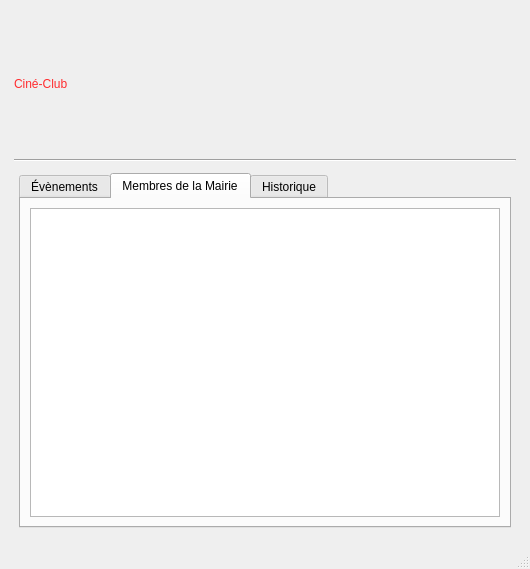
This is UI/UIs/admin_window.ui in CGHoussem/CinemaClubEventsManagement as Qt 5 draws it before an edit. The edited form follows.
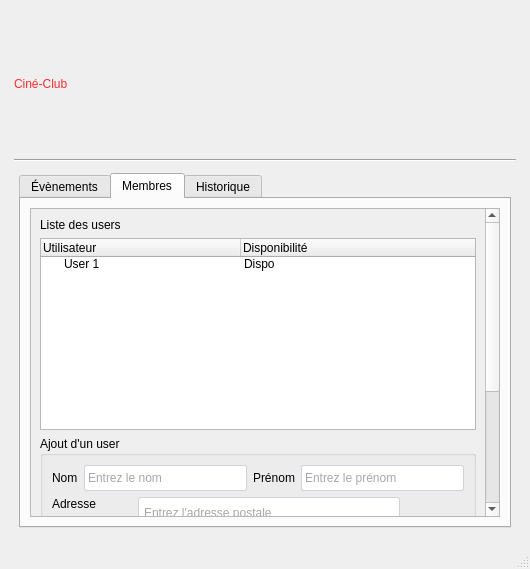
This is the edited form. The open tabs and pages were chosen to show the change.

```diff
--- a/UI/UIs/admin_window.ui
+++ b/UI/UIs/admin_window.ui
@@ -44,7 +44,7 @@
 	background-color: #138496;
 	border-color: #117a8b;
 }
-QLineEdit {
+QLineEdit, QPlainTextEdit {
 	color: #495057;
 	background-color: #fff;
 	border: 1px solid #ced4da;
@@ -199,11 +199,275 @@
           </widget>
           <widget class="QWidget" name="staff_tab">
            <attribute name="title">
-            <string>Membres de la Mairie</string>
+            <string>Membres</string>
            </attribute>
            <layout class="QGridLayout" name="gridLayout">
             <item row="0" column="0">
-             <widget class="QTableWidget" name="tableWidget"/>
+             <widget class="QScrollArea" name="scrollArea">
+              <property name="widgetResizable">
+               <bool>true</bool>
+              </property>
+              <widget class="QWidget" name="scrollAreaWidgetContents">
+               <property name="geometry">
+                <rect>
+                 <x>0</x>
+                 <y>0</y>
+                 <width>449</width>
+                 <height>499</height>
+                </rect>
+               </property>
+               <property name="sizePolicy">
+                <sizepolicy hsizetype="Preferred" vsizetype="Fixed">
+                 <horstretch>0</horstretch>
+                 <verstretch>0</verstretch>
+                </sizepolicy>
+               </property>
+               <layout class="QVBoxLayout" name="verticalLayout">
+                <item alignment="Qt::AlignTop">
+                 <widget class="QLabel" name="liste_membres_label">
+                  <property name="text">
+                   <string>Liste des users</string>
+                  </property>
+                  <property name="buddy">
+                   <cstring>members_tree</cstring>
+                  </property>
+                 </widget>
+                </item>
+                <item>
+                 <widget class="QTreeWidget" name="members_tree">
+                  <property name="animated">
+                   <bool>true</bool>
+                  </property>
+                  <property name="headerHidden">
+                   <bool>false</bool>
+                  </property>
+                  <property name="columnCount">
+                   <number>2</number>
+                  </property>
+                  <attribute name="headerCascadingSectionResizes">
+                   <bool>false</bool>
+                  </attribute>
+                  <attribute name="headerMinimumSectionSize">
+                   <number>150</number>
+                  </attribute>
+                  <attribute name="headerDefaultSectionSize">
+                   <number>200</number>
+                  </attribute>
+                  <attribute name="headerShowSortIndicator" stdset="0">
+                   <bool>true</bool>
+                  </attribute>
+                  <column>
+                   <property name="text">
+                    <string notr="true">Utilisateur</string>
+                   </property>
+                  </column>
+                  <column>
+                   <property name="text">
+                    <string>Disponibilité</string>
+                   </property>
+                  </column>
+                  <item>
+                   <property name="text">
+                    <string>User 1</string>
+                   </property>
+                   <property name="text">
+                    <string>Dispo</string>
+                   </property>
+                  </item>
+                 </widget>
+                </item>
+                <item>
+                 <widget class="QGroupBox" name="add_user_groupbox">
+                  <property name="sizePolicy">
+                   <sizepolicy hsizetype="Preferred" vsizetype="Fixed">
+                    <horstretch>0</horstretch>
+                    <verstretch>0</verstretch>
+                   </sizepolicy>
+                  </property>
+                  <property name="minimumSize">
+                   <size>
+                    <width>0</width>
+                    <height>100</height>
+                   </size>
+                  </property>
+                  <property name="title">
+                   <string>Ajout d'un user</string>
+                  </property>
+                  <layout class="QGridLayout" name="gridLayout_3">
+                   <item row="5" column="0" colspan="3" alignment="Qt::AlignRight">
+                    <widget class="QPushButton" name="add_user_btn">
+                     <property name="sizePolicy">
+                      <sizepolicy hsizetype="Fixed" vsizetype="Fixed">
+                       <horstretch>0</horstretch>
+                       <verstretch>0</verstretch>
+                      </sizepolicy>
+                     </property>
+                     <property name="text">
+                      <string>Ajouter l'utilisateur</string>
+                     </property>
+                    </widget>
+                   </item>
+                   <item row="3" column="0">
+                    <widget class="QLabel" name="user_password_label">
+                     <property name="text">
+                      <string>Mot de passe</string>
+                     </property>
+                     <property name="buddy">
+                      <cstring>user_password_edit</cstring>
+                     </property>
+                    </widget>
+                   </item>
+                   <item row="3" column="2">
+                    <widget class="QPushButton" name="user_password_generate_btn">
+                     <property name="text">
+                      <string>Génerer</string>
+                     </property>
+                    </widget>
+                   </item>
+                   <item row="2" column="1">
+                    <widget class="QLineEdit" name="user_email_edit">
+                     <property name="placeholderText">
+                      <string>Entrez l'adresse email</string>
+                     </property>
+                    </widget>
+                   </item>
+                   <item row="3" column="1">
+                    <widget class="QLineEdit" name="user_password_edit">
+                     <property name="readOnly">
+                      <bool>true</bool>
+                     </property>
+                     <property name="placeholderText">
+                      <string>Générer un mot de passe</string>
+                     </property>
+                    </widget>
+                   </item>
+                   <item row="1" column="1">
+                    <widget class="QPlainTextEdit" name="user_adresse_edit">
+                     <property name="sizePolicy">
+                      <sizepolicy hsizetype="Expanding" vsizetype="Fixed">
+                       <horstretch>0</horstretch>
+                       <verstretch>0</verstretch>
+                      </sizepolicy>
+                     </property>
+                     <property name="maximumSize">
+                      <size>
+                       <width>16777215</width>
+                       <height>75</height>
+                      </size>
+                     </property>
+                     <property name="placeholderText">
+                      <string>Entrez l'adresse postale</string>
+                     </property>
+                    </widget>
+                   </item>
+                   <item row="2" column="0">
+                    <widget class="QLabel" name="user_email_label">
+                     <property name="text">
+                      <string>Adresse e-mail</string>
+                     </property>
+                     <property name="buddy">
+                      <cstring>user_email_edit</cstring>
+                     </property>
+                    </widget>
+                   </item>
+                   <item row="4" column="1">
+                    <widget class="QComboBox" name="user_metier_combox">
+                     <item>
+                      <property name="text">
+                       <string>Membre de la mairie</string>
+                      </property>
+                     </item>
+                     <item>
+                      <property name="text">
+                       <string>Membre du club</string>
+                      </property>
+                     </item>
+                     <item>
+                      <property name="text">
+                       <string>Artiste</string>
+                      </property>
+                     </item>
+                     <item>
+                      <property name="text">
+                       <string>Critique</string>
+                      </property>
+                     </item>
+                     <item>
+                      <property name="text">
+                       <string>Technicien</string>
+                      </property>
+                     </item>
+                     <item>
+                      <property name="text">
+                       <string>Autre</string>
+                      </property>
+                     </item>
+                    </widget>
+                   </item>
+                   <item row="0" column="0" colspan="3">
+                    <layout class="QHBoxLayout" name="user_fname_lname_layout">
+                     <item>
+                      <widget class="QLabel" name="user_name_label">
+                       <property name="text">
+                        <string>Nom</string>
+                       </property>
+                       <property name="buddy">
+                        <cstring>user_name_edit</cstring>
+                       </property>
+                      </widget>
+                     </item>
+                     <item>
+                      <widget class="QLineEdit" name="user_name_edit">
+                       <property name="placeholderText">
+                        <string>Entrez le nom</string>
+                       </property>
+                      </widget>
+                     </item>
+                     <item>
+                      <widget class="QLabel" name="user_fname_label">
+                       <property name="text">
+                        <string>Prénom</string>
+                       </property>
+                       <property name="buddy">
+                        <cstring>user_fname_edit</cstring>
+                       </property>
+                      </widget>
+                     </item>
+                     <item>
+                      <widget class="QLineEdit" name="user_fname_edit">
+                       <property name="placeholderText">
+                        <string>Entrez le prénom</string>
+                       </property>
+                      </widget>
+                     </item>
+                    </layout>
+                   </item>
+                   <item row="1" column="0" alignment="Qt::AlignTop">
+                    <widget class="QLabel" name="user_adresse_label">
+                     <property name="text">
+                      <string>Adresse</string>
+                     </property>
+                     <property name="buddy">
+                      <cstring>user_adresse_edit</cstring>
+                     </property>
+                    </widget>
+                   </item>
+                   <item row="4" column="0">
+                    <widget class="QLabel" name="user_metier_label">
+                     <property name="text">
+                      <string>Métier</string>
+                     </property>
+                     <property name="buddy">
+                      <cstring>user_metier_combox</cstring>
+                     </property>
+                    </widget>
+                   </item>
+                  </layout>
+                 </widget>
+                </item>
+               </layout>
+              </widget>
+             </widget>
             </item>
            </layout>
           </widget>
```
Left out of the diff: 13 changed lines with no effect on the pictures.
